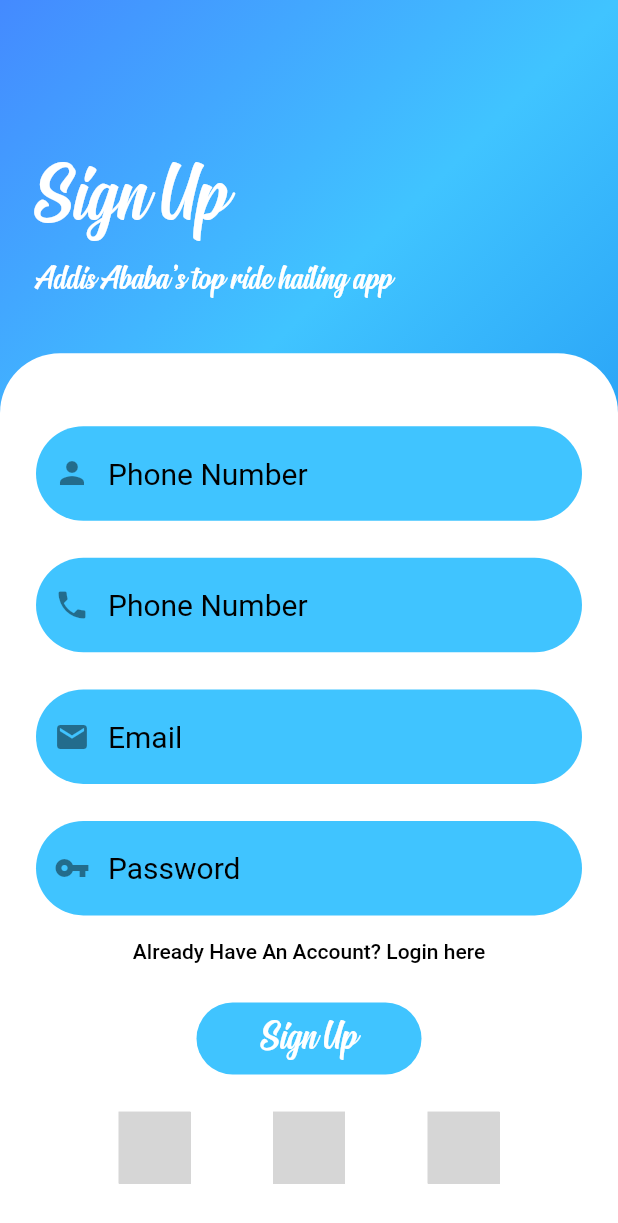
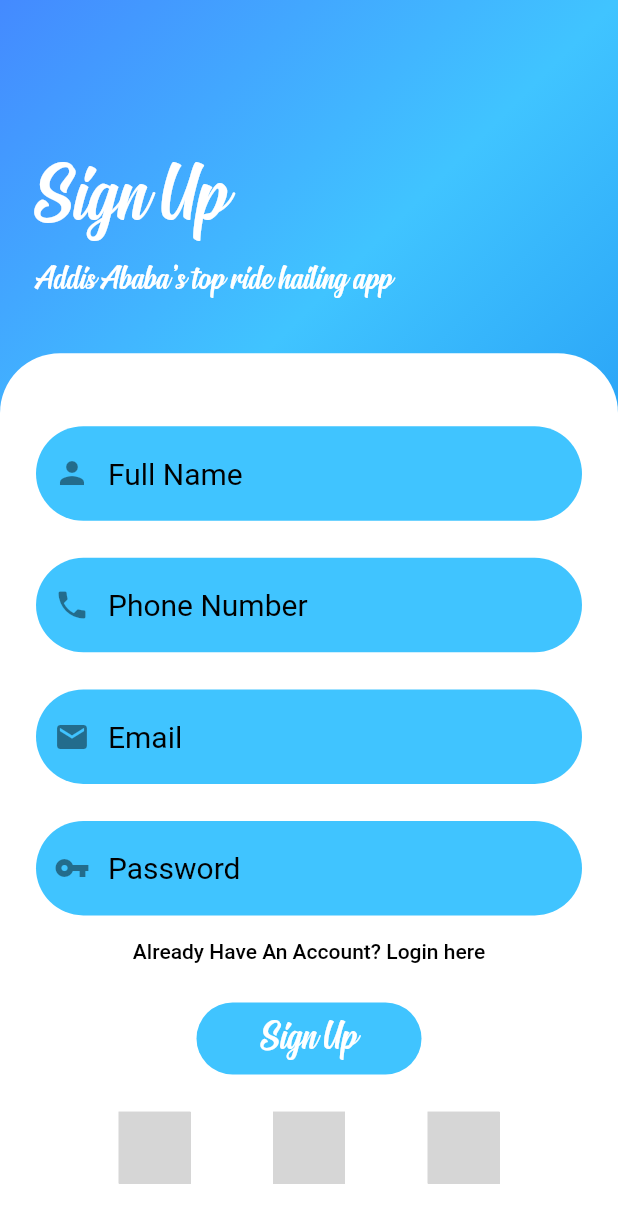
Before and after one commit to mohammedaminA/Guzo, a Flutter app: the SignUp screen opened directly, on a phone screen of 412 x 824 dp. Shown: the top 1223 px of the screen. Run offline on Flutter 3.47's test engine with Material 2 defaults, Android fonts, the phone set to English and light mode, and no system bars; missing offline and left inert: sign_button; grey boxes are pictures that could not be loaded.

```diff
--- a/lib/Screens/signup_screen.dart
+++ b/lib/Screens/signup_screen.dart
@@ -72,7 +72,7 @@ class SignUp extends StatelessWidget {
                         ),
                         CustomTextWidget(
                             textInputType: TextInputType.name,
-                            hintText: 'Phone Number',
+                            hintText: 'Full Name',
                             icon: Icons.person,
                             obscureText: false),
                         SizedBox(
```
